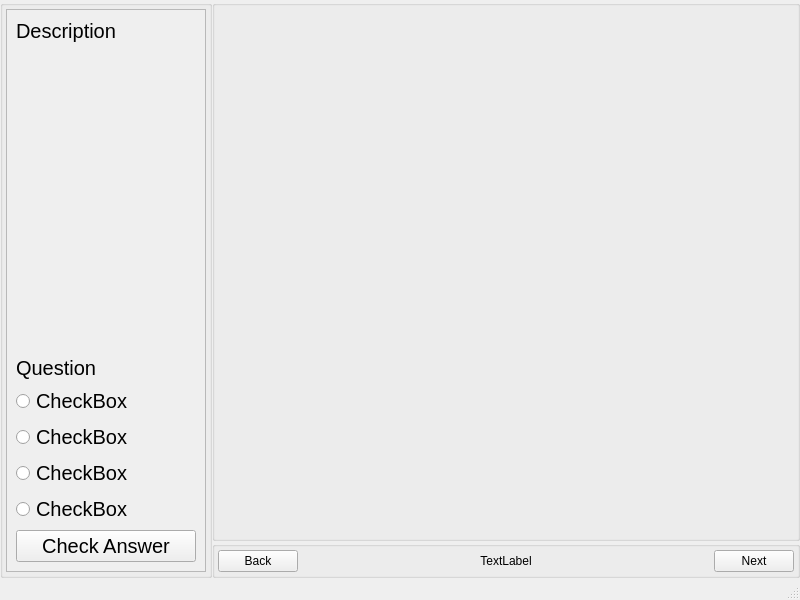
Before: the Qt Designer form DSFO/mainwindow.ui in Aleko-Louras/DSFO, drawn with Qt 5.
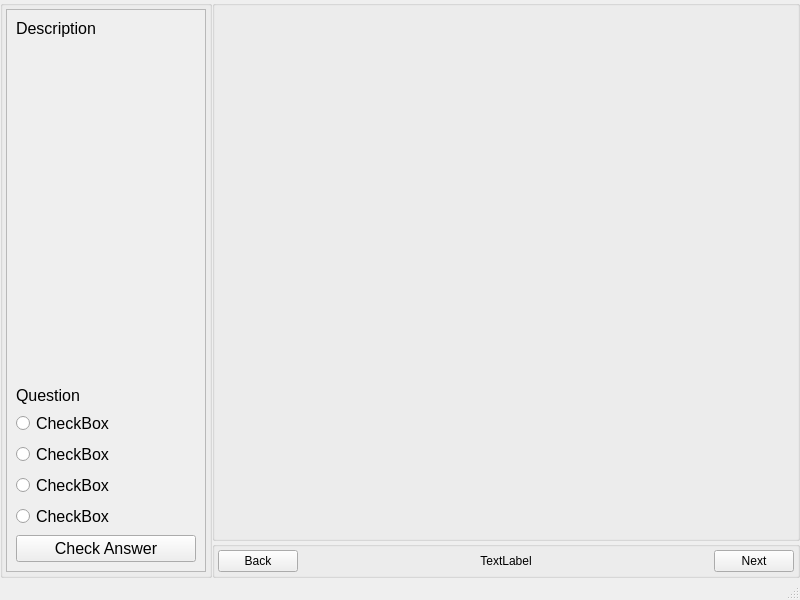
After: the same form once the commit is applied. Custom widgets are drawn as their Qt base class.

Commit message: fixed question format and answers

What changed in the file:
```diff
--- a/DSFO/mainwindow.ui
+++ b/DSFO/mainwindow.ui
@@ -79,7 +79,7 @@
             <x>0</x>
             <y>0</y>
             <width>198</width>
-            <height>539</height>
+            <height>540</height>
            </rect>
           </property>
           <layout class="QVBoxLayout" name="verticalLayout_2">
@@ -93,7 +93,7 @@
              </property>
              <property name="font">
               <font>
-               <pointsize>15</pointsize>
+               <pointsize>12</pointsize>
               </font>
              </property>
              <property name="text">
@@ -109,6 +109,11 @@
            </item>
            <item>
             <widget class="QLabel" name="questionLabel">
+             <property name="font">
+              <font>
+               <pointsize>12</pointsize>
+              </font>
+             </property>
              <property name="text">
               <string>Question</string>
              </property>
@@ -119,6 +124,11 @@
            </item>
            <item>
             <widget class="QRadioButton" name="answerA">
+             <property name="font">
+              <font>
+               <pointsize>12</pointsize>
+              </font>
+             </property>
              <property name="text">
               <string>CheckBox</string>
              </property>
@@ -126,6 +136,11 @@
            </item>
            <item>
             <widget class="QRadioButton" name="answerB">
+             <property name="font">
+              <font>
+               <pointsize>12</pointsize>
+              </font>
+             </property>
              <property name="text">
               <string>CheckBox</string>
              </property>
@@ -133,6 +148,11 @@
            </item>
            <item>
             <widget class="QRadioButton" name="answerC">
+             <property name="font">
+              <font>
+               <pointsize>12</pointsize>
+              </font>
+             </property>
              <property name="text">
               <string>CheckBox</string>
              </property>
@@ -140,6 +160,11 @@
            </item>
            <item>
             <widget class="QRadioButton" name="answerD">
+             <property name="font">
+              <font>
+               <pointsize>12</pointsize>
+              </font>
+             </property>
              <property name="text">
               <string>CheckBox</string>
              </property>
@@ -147,6 +172,11 @@
            </item>
            <item>
             <widget class="QPushButton" name="checkAnswerButton">
+             <property name="font">
+              <font>
+               <pointsize>12</pointsize>
+              </font>
+             </property>
              <property name="text">
               <string>Check Answer</string>
              </property>
```
Left out of the diff: 2 changed lines with no effect on the pictures. The commit also changes 1 other file.
